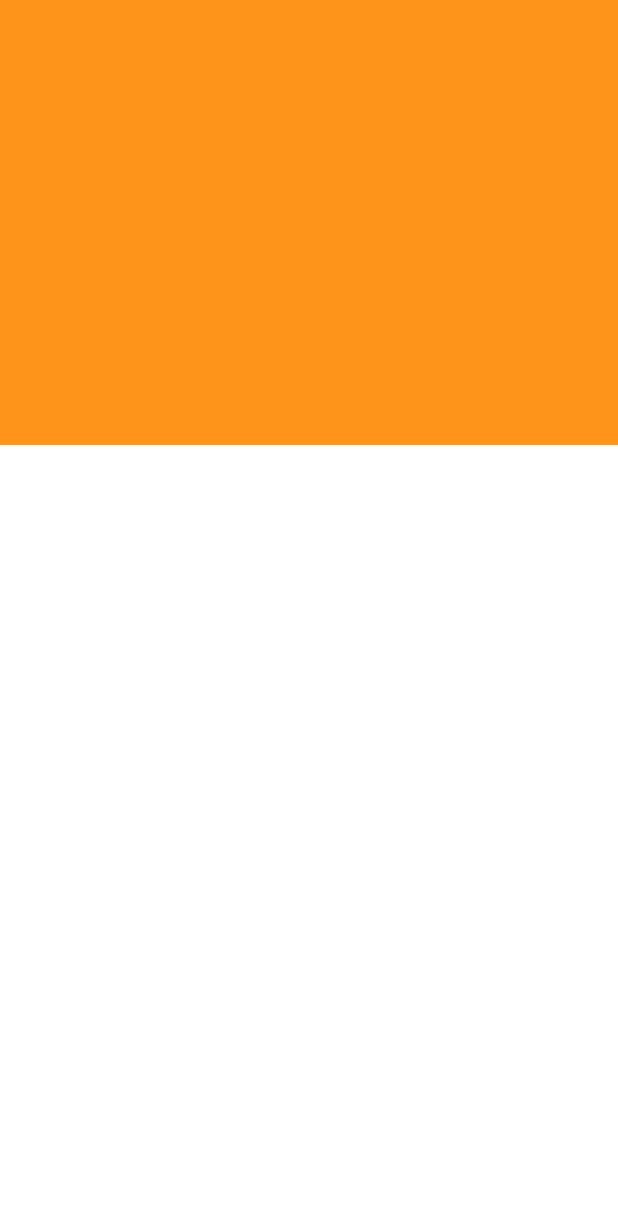
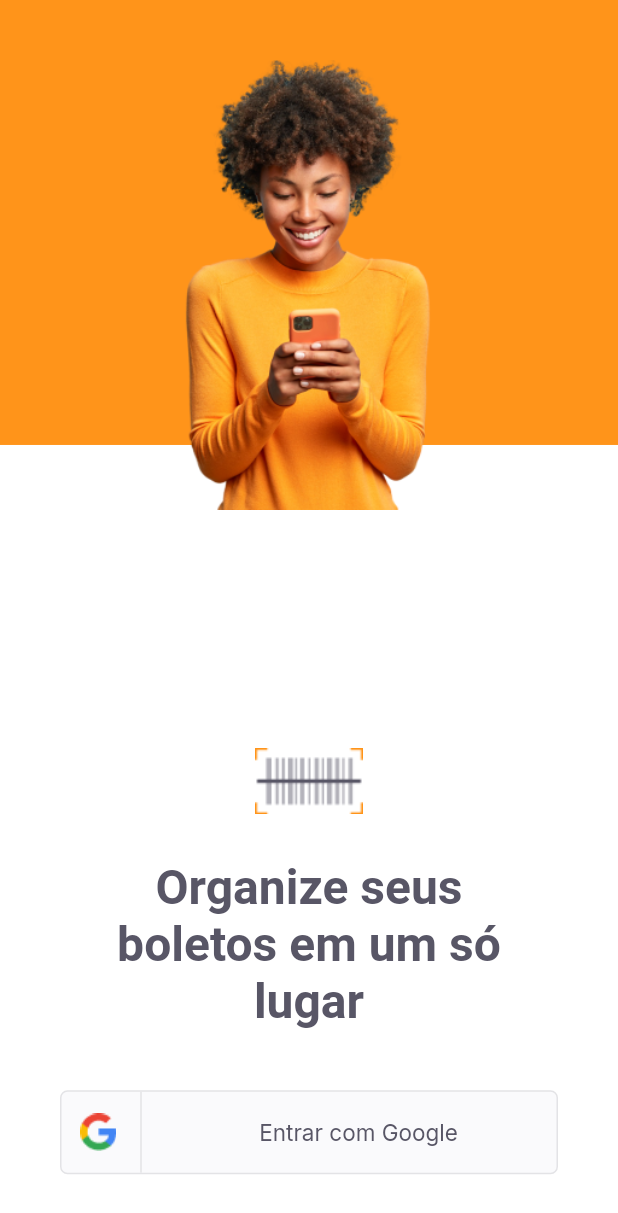
Before and after one commit to lucaswilliamgomes/payflow, a Flutter app: the screen it shows after launch, on a phone screen of 412 x 824 dp. Shown: the top 1213 px of the screen. Run offline on Flutter 3.47's test engine with Material 2 defaults, Android fonts, the phone set to English and light mode, and no system bars; our stand-ins replace google_fonts.

Commit message:
Create login page

```diff
--- a/lib/main.dart
+++ b/lib/main.dart
@@ -1,6 +1,5 @@
 import 'package:flutter/material.dart';
 import 'package:payflow/modules/login/login_page.dart';
-import 'package:payflow/modules/splash/splash_page.dart';
 import 'package:payflow/shared/themes/app_colors.dart';
 
 void main () {
--- /dev/null
+++ b/lib/modules/home/home_page.dart
@@ -0,0 +1,11 @@
+import 'package:flutter/material.dart';
+
+class HomePage extends StatelessWidget {
+  const HomePage({ Key? key }) : super(key: key);
+  @override
+  Widget build(BuildContext context) {
+    return Scaffold(
+
+    );
+  }
+}
--- a/lib/modules/login/login_page.dart
+++ b/lib/modules/login/login_page.dart
@@ -1,8 +1,11 @@
 import 'package:flutter/material.dart';
 import 'package:payflow/shared/themes/app_colors.dart';
+import 'package:payflow/shared/themes/app_images.dart';
+import 'package:payflow/shared/themes/app_text_styles.dart';
+import 'package:payflow/shared/widgets/social_login/social_login_buttom.dart';
 
 class LoginPage extends StatefulWidget {
-  const LoginPage({ Key? key }) : super(key: key);
+  const LoginPage({Key? key}) : super(key: key);
 
   @override
   _LoginPageState createState() => _LoginPageState();
@@ -14,14 +17,53 @@ class _LoginPageState extends State<LoginPage> {
     final size = MediaQuery.of(context).size;
     return Scaffold(
       backgroundColor: AppColors.background,
-      body: Stack(
+      body: Container(
+        width: size.width,
+        height: size.height,
+        child: Stack(
           children: [
             Container(
               color: AppColors.primary,
               width: size.width,
               height: size.height * .36,
             ),
+            Positioned(
+              top: 40,
+              left: 0,
+              right: 0,
+              child: Image.asset(AppImages.person, width: 208, height: 300),
+            ),
+            Positioned(
+              bottom: size.height * .05,
+              left: 0,
+              right: 0,
+              child: Column(
+                mainAxisAlignment: MainAxisAlignment.center,
+                crossAxisAlignment: CrossAxisAlignment.center,
+                children: [
+                  Image.asset(AppImages.logomini),
+                  Padding(
+                    padding: EdgeInsets.only(top: 30, left: 70, right: 70),
+                    child: Text(
+                      "Organize seus boletos em um só lugar",
+                      style: TextStyles.titleHome,
+                      textAlign: TextAlign.center,
+                    ),
+                  ),
+                  Padding(
+                    padding:
+                        const EdgeInsets.only(left: 40, right: 40, top: 40),
+                    child: SocialLoginButtom(
+                      onTap: () {
+                        print("Click");
+                      },
+                    ),
+                  )
                 ],
+              ),
+            ),
+          ],
+        ),
       ),
     );
   }
--- /dev/null
+++ b/lib/shared/widgets/social_login/social_login_buttom.dart
@@ -0,0 +1,51 @@
+import 'package:flutter/material.dart';
+import 'package:payflow/shared/themes/app_colors.dart';
+import 'package:payflow/shared/themes/app_images.dart';
+import 'package:payflow/shared/themes/app_text_styles.dart';
+
+class SocialLoginButtom extends StatelessWidget {
+  final VoidCallback onTap;
+  const SocialLoginButtom({Key? key, required this.onTap}) : super(key: key);
+
+  @override
+  Widget build(BuildContext context) {
+    return InkWell(
+      onTap: onTap,
+      child: Container(
+        height: 56,
+        decoration: BoxDecoration(
+            color: AppColors.shape,
+            borderRadius: BorderRadius.circular(5),
+            border: Border.fromBorderSide(BorderSide(color: AppColors.stroke))),
+        child: Row(
+          children: [
+            Expanded(
+                flex: 1,
+                child: Row(
+                  mainAxisAlignment: MainAxisAlignment.center,
+                  children: [
+                    Image.asset(AppImages.google),
+                    SizedBox(
+                      width: 16,
+                    ),
+                    Container(height: 56, width: 1, color: AppColors.stroke)
+                  ],
+                )),
+            Expanded(
+              flex: 4,
+              child: Row(
+                mainAxisAlignment: MainAxisAlignment.center,
+                children: [
+                  Text(
+                    "Entrar com Google",
+                    style: TextStyles.buttonGray,
+                  ),
+                ],
+              ),
+            )
+          ],
+        ),
+      ),
+    );
+  }
+}
```
Lines whose indentation alone changed are shown as unchanged.
